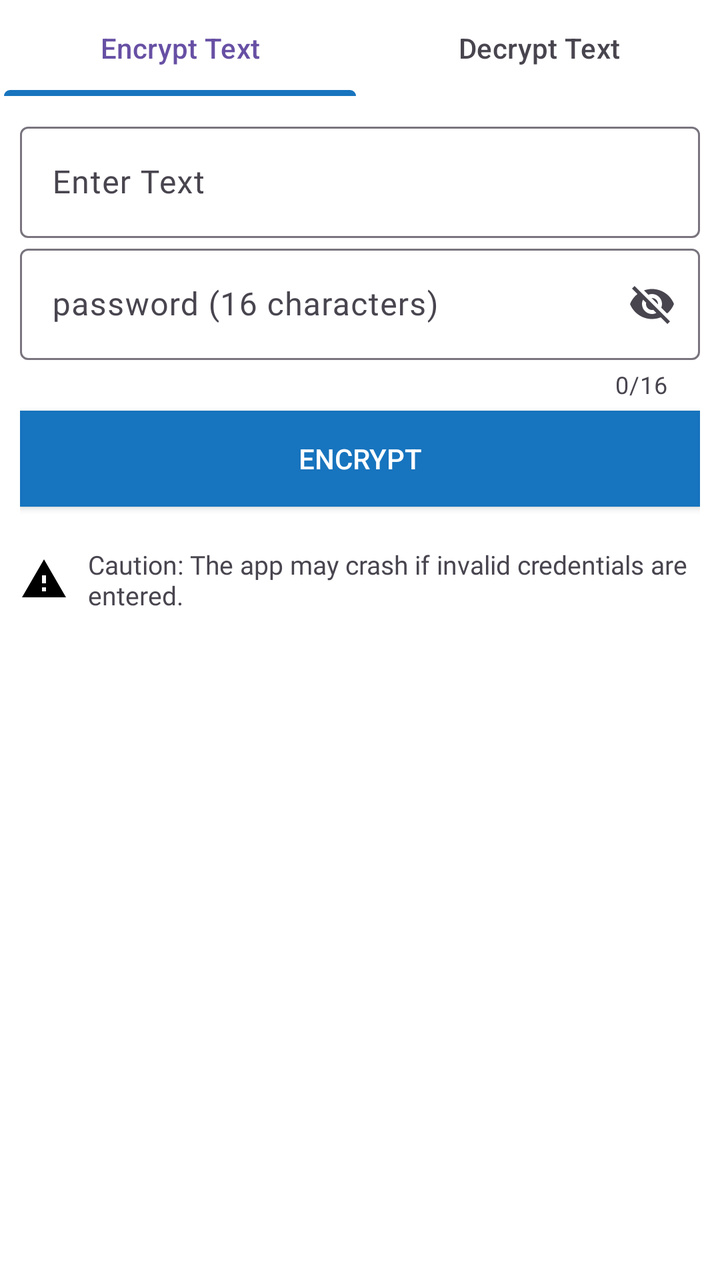
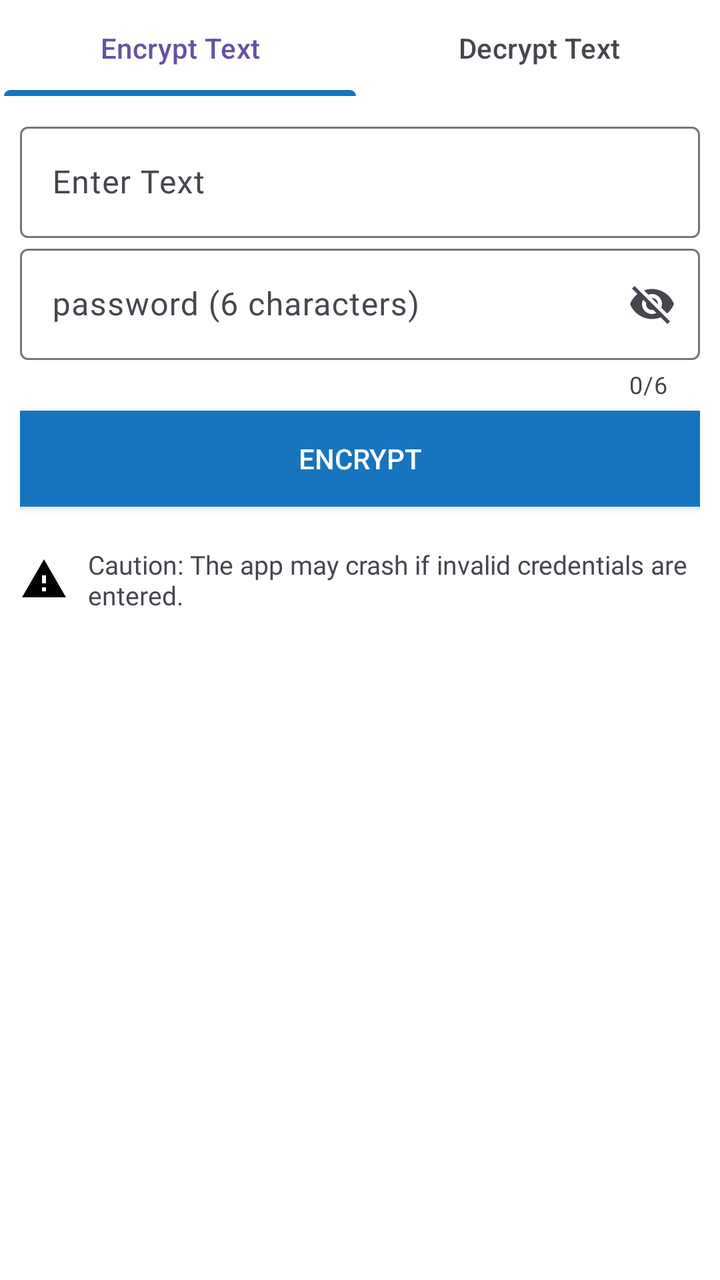

An Android layout rendered at two revisions. The XML below is the earlier revision; the diff shows what the commit changed to produce the second picture.
<!-- AndroidManifest.xml: application theme Theme.Encryptor -->
<!-- res/layout/fragment_text.xml -->
<?xml version="1.0" encoding="utf-8"?>
<RelativeLayout xmlns:android="http://schemas.android.com/apk/res/android"
    xmlns:tools="http://schemas.android.com/tools"
    android:layout_width="match_parent"
    android:layout_height="match_parent"
    xmlns:app="http://schemas.android.com/apk/res-auto"
    tools:context=".TextFragment"
    android:background="#fff">

    <com.google.android.material.tabs.TabLayout
        android:id="@+id/tab_lay_txt"
        android:layout_width="match_parent"
        android:layout_height="wrap_content"
        app:tabIndicatorColor="#1774BE"
        app:tabIndicatorFullWidth="true"
        android:background="#fff"

        >
        <com.google.android.material.tabs.TabItem
            android:id="@+id/tab_encrypt_txt"
            android:layout_width="wrap_content"
            android:text="Encrypt Text"
            android:layout_height="wrap_content"
            />

        <com.google.android.material.tabs.TabItem
            android:id="@+id/tab_decrypt_txt"
            android:layout_width="wrap_content"
            android:layout_height="wrap_content"
            android:text="Decrypt Text"
            />





    </com.google.android.material.tabs.TabLayout>
    <RelativeLayout
        android:layout_width="match_parent"
        android:layout_height="match_parent"
        android:paddingHorizontal="10dp"
        android:layout_below="@+id/tab_lay_txt">


        <com.google.android.material.textfield.TextInputLayout
            android:layout_marginTop="10dp"
            android:id="@+id/edLay_msg_txt"
            style="@style/Widget.Material3.TextInputLayout.OutlinedBox"
            android:hint="Enter Text"
            android:layout_width="match_parent"
            android:layout_height="wrap_content"
            app:endIconMode="clear_text"



            >
            <com.google.android.material.textfield.TextInputEditText
                android:id="@+id/ed_msg_txt"
                android:layout_width="match_parent"
                android:maxLines="3"
                android:fontFamily="@font/baloo_da"


                android:layout_height="match_parent"/>

        </com.google.android.material.textfield.TextInputLayout>

        <com.google.android.material.textfield.TextInputLayout
            android:layout_below="@+id/edLay_msg_txt"
            android:id="@+id/edLay_pass_txt"
            style="@style/Widget.Material3.TextInputLayout.OutlinedBox"
            android:hint="password (16 characters)"
            android:layout_width="match_parent"
            android:layout_height="wrap_content"

            app:counterEnabled="true"
            app:counterMaxLength="16"
            app:endIconMode="password_toggle"
            app:errorIconDrawable="@drawable/baseline_error_outline_24"
            >
            <com.google.android.material.textfield.TextInputEditText
                android:id="@+id/ed_pass_txt"
                android:layout_width="match_parent"
                android:maxLength="16"
                android:fontFamily="@font/baloo_da"



                android:layout_height="match_parent"/>

        </com.google.android.material.textfield.TextInputLayout>

        <androidx.appcompat.widget.AppCompatButton
            android:id="@+id/btn_main_txt"
            android:layout_width="match_parent"
            android:layout_height="wrap_content"
            android:layout_below="@+id/edLay_pass_txt"
            android:background="#1774BE"
            android:text="Encrypt"
            android:textColor="#fff"
            android:layout_marginTop="5dp"/>
        <TextView
            android:id="@+id/txt_copy_txt"
            android:layout_width="wrap_content"
            android:layout_height="wrap_content"
            android:drawablePadding="10dp"
            android:visibility="gone"
            android:text="Encrypted Key:"
            android:layout_marginTop="10dp"
            android:layout_below="@+id/btn_main_txt"
            android:gravity="left"
            android:textStyle="bold"
            android:drawableStart="@drawable/baseline_content_copy_24"
            android:textSize="17dp"/>

        <TextView
            android:id="@+id/txt_result_txt"
            android:layout_width="match_parent"
            android:layout_height="wrap_content"
            android:layout_below="@+id/txt_copy_txt"
            android:fontFamily="@font/baloo_da"


            android:text=" "
            android:layout_marginTop="10dp"
            android:gravity="left"
            android:textSize="16dp"
            android:textIsSelectable="true"/>

        <TextView
            android:id="@+id/caution_txt"
            android:layout_width="wrap_content"
            android:layout_height="wrap_content"

            android:fontFamily="@font/baloo_da"
            android:text="Caution: The app may crash if invalid credentials are entered. "
            android:drawableStart="@drawable/baseline_warning_24"
            android:layout_below="@+id/btn_main_txt"
            android:textSize="13dp"
            android:layout_centerHorizontal="true"
            android:drawablePadding="10dp"
            android:layout_marginTop="20dp"/>


    </RelativeLayout>


</RelativeLayout>
<!-- resources referenced by this layout -->
<resources>
  <!-- drawable baseline_content_copy_24 (drawable) -->
  <vector xmlns:android="http://schemas.android.com/apk/res/android" android:height="24dp" android:tint="#000000" android:viewportHeight="24" android:viewportWidth="24" android:width="24dp">
        
      <path android:fillColor="@android:color/white" android:pathData="M16,1L4,1c-1.1,0 -2,0.9 -2,2v14h2L4,3h12L16,1zM19,5L8,5c-1.1,0 -2,0.9 -2,2v14c0,1.1 0.9,2 2,2h11c1.1,0 2,-0.9 2,-2L21,7c0,-1.1 -0.9,-2 -2,-2zM19,21L8,21L8,7h11v14z"/>
      
  </vector>
  <!-- drawable baseline_error_outline_24 (drawable) -->
  <vector xmlns:android="http://schemas.android.com/apk/res/android" android:height="24dp" android:tint="#C80000" android:viewportHeight="24" android:viewportWidth="24" android:width="24dp">
        
      <path android:fillColor="@android:color/white" android:pathData="M11,15h2v2h-2zM11,7h2v6h-2zM11.99,2C6.47,2 2,6.48 2,12s4.47,10 9.99,10C17.52,22 22,17.52 22,12S17.52,2 11.99,2zM12,20c-4.42,0 -8,-3.58 -8,-8s3.58,-8 8,-8 8,3.58 8,8 -3.58,8 -8,8z"/>
      
  </vector>
  <!-- drawable baseline_warning_24 (drawable) -->
  <vector xmlns:android="http://schemas.android.com/apk/res/android" android:height="24dp" android:tint="#000000" android:viewportHeight="24" android:viewportWidth="24" android:width="24dp">
        
      <path android:fillColor="@android:color/white" android:pathData="M1,21h22L12,2 1,21zM13,18h-2v-2h2v2zM13,14h-2v-4h2v4z"/>
      
  </vector>
  <style name="Theme.Encryptor" parent="Base.Theme.Encryptor" />
  <style name="Base.Theme.Encryptor" parent="Theme.Material3.DayNight.NoActionBar">
          <item name="android:statusBarColor" tools:targetApi="l">#FFFFFF</item>
          <item name="android:windowLightStatusBar" tools:ignore="NewApi">true</item>
      </style>
</resources>

<!-- the commit's change to res/layout/fragment_text.xml (unified diff, before → after) -->
@@ -69,19 +69,19 @@
             android:layout_below="@+id/edLay_msg_txt"
             android:id="@+id/edLay_pass_txt"
             style="@style/Widget.Material3.TextInputLayout.OutlinedBox"
-            android:hint="password (16 characters)"
+            android:hint="password (6 characters)"
             android:layout_width="match_parent"
             android:layout_height="wrap_content"
 
             app:counterEnabled="true"
-            app:counterMaxLength="16"
+            app:counterMaxLength="6"
             app:endIconMode="password_toggle"
             app:errorIconDrawable="@drawable/baseline_error_outline_24"
             >
             <com.google.android.material.textfield.TextInputEditText
                 android:id="@+id/ed_pass_txt"
                 android:layout_width="match_parent"
-                android:maxLength="16"
+                android:maxLength="6"
                 android:fontFamily="@font/baloo_da"
 
 
<!-- resource entries referenced after the edit -->
@@ -19,7 +19,7 @@
       
   </vector>
   <style name="Theme.Encryptor" parent="Base.Theme.Encryptor" />
-  <style name="Base.Theme.Encryptor" parent="Theme.Material3.DayNight.NoActionBar">
+  <style name="Base.Theme.Encryptor" parent="Theme.Material3.Light.NoActionBar">
           <item name="android:statusBarColor" tools:targetApi="l">#FFFFFF</item>
           <item name="android:windowLightStatusBar" tools:ignore="NewApi">true</item>
       </style>
